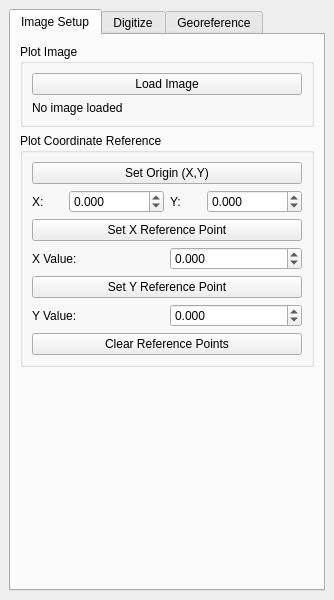
The window that cross_section_digitizer_dockwidget_base.ui (loicbachelot/cross_section_digitizer) describes before a commit, drawn with Qt 5.
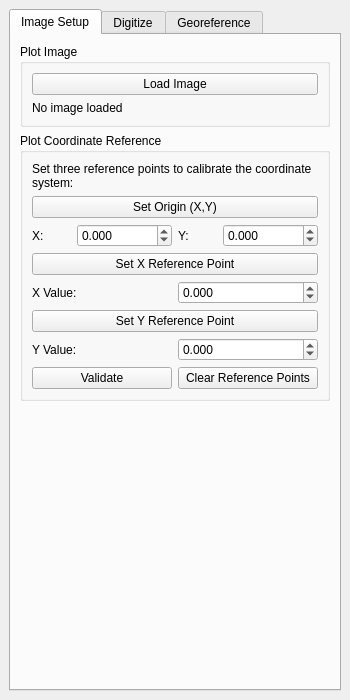
The same window after the commit.

Commit message: very functional. complete for now, minus uhhh tests

Diff of the .ui file:
```diff
--- a/cross_section_digitizer_dockwidget_base.ui
+++ b/cross_section_digitizer_dockwidget_base.ui
@@ -6,8 +6,8 @@
    <rect>
     <x>0</x>
     <y>0</y>
-    <width>300</width>
-    <height>600</height>
+    <width>350</width>
+    <height>700</height>
    </rect>
   </property>
   <property name="windowTitle">
@@ -43,6 +43,9 @@
              <property name="text">
               <string>No image loaded</string>
              </property>
+             <property name="wordWrap">
+              <bool>true</bool>
+             </property>
             </widget>
            </item>
           </layout>
@@ -54,6 +57,16 @@
            <string>Plot Coordinate Reference</string>
           </property>
           <layout class="QVBoxLayout" name="verticalLayout_4">
+           <item>
+            <widget class="QLabel" name="label_ref_instructions">
+             <property name="text">
+              <string>Set three reference points to calibrate the coordinate system:</string>
+             </property>
+             <property name="wordWrap">
+              <bool>true</bool>
+             </property>
+            </widget>
+           </item>
            <item>
             <widget class="QPushButton" name="btn_set_origin">
              <property name="text">
@@ -168,11 +181,22 @@
             </layout>
            </item>
            <item>
-            <widget class="QPushButton" name="btn_clear_reference">
-             <property name="text">
-              <string>Clear Reference Points</string>
-             </property>
-            </widget>
+            <layout class="QHBoxLayout" name="horizontalLayout_validate">
+             <item>
+              <widget class="QPushButton" name="btn_validate_reference">
+               <property name="text">
+                <string>Validate</string>
+               </property>
+              </widget>
+             </item>
+             <item>
+              <widget class="QPushButton" name="btn_clear_reference">
+               <property name="text">
+                <string>Clear Reference Points</string>
+               </property>
+              </widget>
+             </item>
+            </layout>
            </item>
           </layout>
          </widget>
```
Left out of the diff: 26 changed lines with no effect on the pictures. The commit also changes 2 other files.
